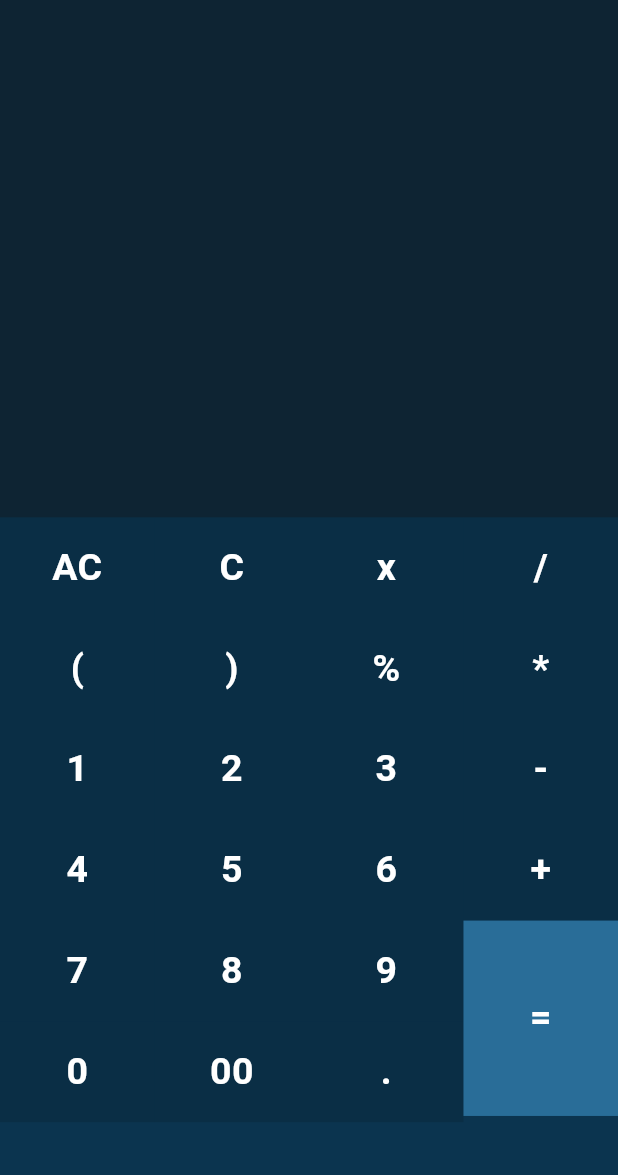
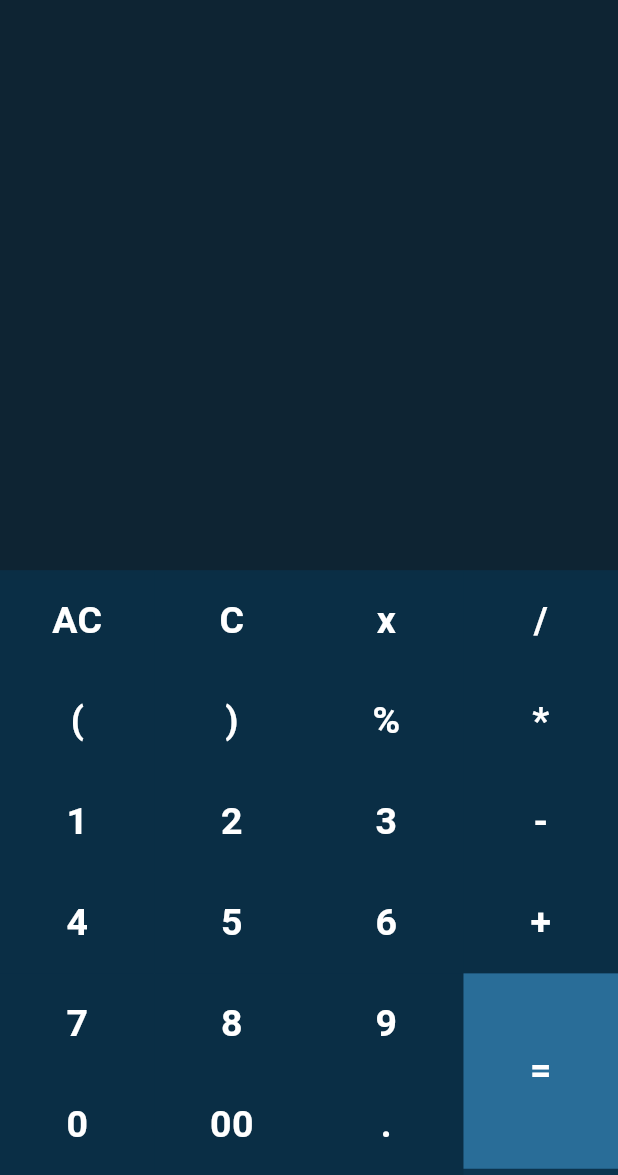
Before and after one commit to alvihossain1/flutter_calculator, a Flutter app: the screen it shows after launch, on a phone screen of 412 x 824 dp, the part 61-1236 px from its top. Run offline on Flutter 3.47's test engine with Material 2 defaults, Android fonts, the phone set to English and light mode, and no system bars; our stand-ins replace math_expressions; missing offline and left inert: fraction.

Commit message:
second commit

```diff
--- a/lib/screens/Home.dart
+++ b/lib/screens/Home.dart
@@ -98,14 +98,13 @@ class _HomeState extends State<Home> {
         backgroundColor: Color(0xFF0E2433),
         leading: Icon(Icons.menu_open, color: Colors.white,),
       ),
-      body: SingleChildScrollView(
-        child: Container(
+      body: Container(
         // color: Color(0xFF003366),
         color: Color(0xFF0B344F),
         child: Column(
           children: [
-              Container(
-                height: size.height/2.5,
+            Expanded(
+              child: Container(
                 width: size.width,
                 padding: EdgeInsets.symmetric(vertical: 32, horizontal: 30),
                 color: Color(0xFF0E2433),
@@ -118,6 +117,7 @@ class _HomeState extends State<Home> {
                   ],
                 ),
 
+              ),
             ),
             Container(
               child: Column(
@@ -309,7 +309,6 @@ class _HomeState extends State<Home> {
           ],
         ),
       ),
-      ),
     );
   }
 }
--- a/lib/screens/widgets/sampleButton.dart
+++ b/lib/screens/widgets/sampleButton.dart
@@ -22,7 +22,6 @@ class _sampleButtonState extends State<sampleButton> {
       color: widget.buttonColor == null ? Colors.black12 :  widget.buttonColor,
       alignment: Alignment.center,
       width: size.width*0.25,
-      // height: size.height*0.08,
       padding: EdgeInsets.symmetric(vertical: height == null ? 15.6 : 15.6*height),
       child: Text(widget.value, style: TextStyle(color: Colors.white, fontSize: 25, fontWeight: FontWeight.bold),),
     );
```
Lines whose indentation alone changed are shown as unchanged.
